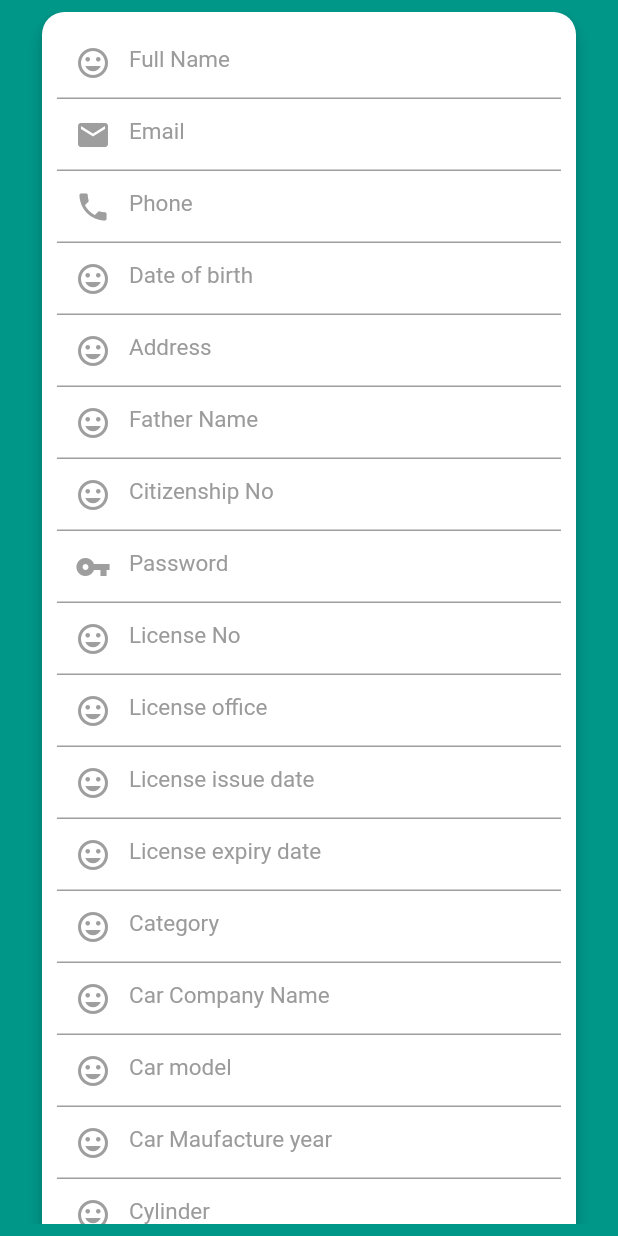
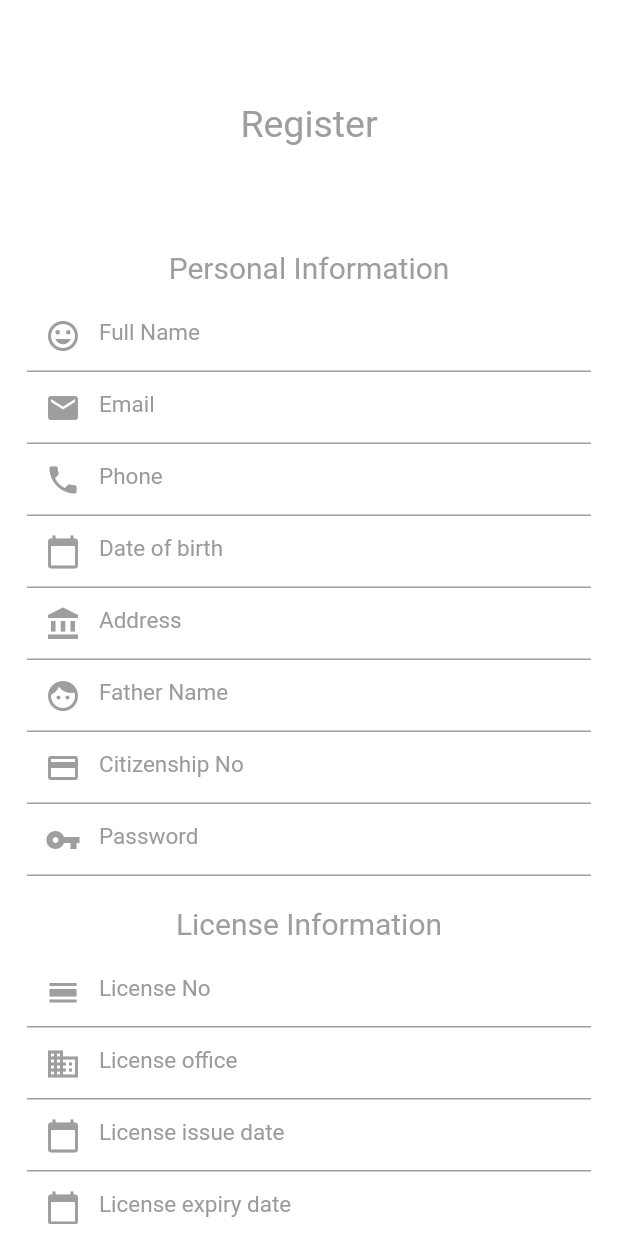
Before and after one commit to anish-ansari/Vehiclify, a Flutter app: the Register widget shown alone on an empty page, opened directly, on a phone screen of 412 x 824 dp. Run offline on Flutter 3.47's test engine with Material 2 defaults, Android fonts, the light colour scheme and no system bars; our stand-ins replace qr_flutter, shared_preferences; accounts and stored records are empty.

Commit message:
register changes

```diff
--- a/frontend/lib/pages/homepage.dart
+++ b/frontend/lib/pages/homepage.dart
@@ -91,10 +91,10 @@ class _HomeState extends State<Home>{
         child: QrImage(
           data: 'License Information\n\n'
               'License No: $licenseno\n\n'
-              'Licnese office: $licenseno\n\n'
+              'Licnese office: $licenseoffice\n\n'
               'Issue Date: $dateofissue\n\n'
               'Expiry Date: $dateofexpiry\n\n'
-              'Category:$category\n\n\n'
+              'Category: $category\n\n\n'
               'Bluebook Information\n\n'
               'Chasis no: $chasisno\n\n'
               'Engine no: $engineno\n\n'
--- a/frontend/lib/pages/profile.dart
+++ b/frontend/lib/pages/profile.dart
@@ -3,6 +3,7 @@ import 'package:flutter/material.dart';
 import 'package:vehiclify/pages/login.dart';
 import 'package:vehiclify/network_utils/api.dart';
 import 'package:shared_preferences/shared_preferences.dart';
+import 'package:vehiclify/pages/welcome.dart';
 class Profile extends StatefulWidget {
   @override
   _ProfileState createState() => _ProfileState();
@@ -369,7 +370,10 @@ class _ProfileState extends State<Profile>{
                 child: RaisedButton(
                   elevation: 10,
                   onPressed: (){
-                    logout();
+//                    logout();
+                    Navigator.pushReplacement(
+                        context,
+                        MaterialPageRoute(builder: (context)=>Welcome()));
                   },
                   color: Colors.grey,
                   shape: RoundedRectangleBorder(borderRadius: BorderRadius.all(Radius.circular(20))),
@@ -392,7 +396,7 @@ class _ProfileState extends State<Profile>{
       localStorage.remove('token');
       Navigator.push(
           context,
-          MaterialPageRoute(builder: (context)=>Login()));
+          MaterialPageRoute(builder: (context)=>Welcome()));
     }
   }
 }
--- a/frontend/lib/pages/register.dart
+++ b/frontend/lib/pages/register.dart
@@ -46,7 +46,7 @@ class _RegisterState extends State<Register> {
   Widget build(BuildContext context) {
     return Material(
       child: Container(
-        color: Colors.teal,
+        color: Colors.white,
         child: Stack(
           children: <Widget>[
             Positioned(
@@ -56,13 +56,12 @@ class _RegisterState extends State<Register> {
                   child: Column(
                     mainAxisAlignment: MainAxisAlignment.center,
                     children: <Widget>[
-                      Card(
-                        elevation: 4.0,
-                        color: Colors.white,
-                        margin: EdgeInsets.only(left: 20, right: 20),
-                        shape: RoundedRectangleBorder(
-                            borderRadius: BorderRadius.circular(15)),
-                        child: Padding(
+                      SizedBox(height: 40.0),
+                      new Padding(padding: const EdgeInsets.all(20.0),
+                        child: new Text('Register',style: TextStyle(fontSize: 25.0,color: Colors.grey),textAlign: TextAlign.center,),),
+                      SizedBox(height: 20.0),
+
+                         Padding(
                           padding: const EdgeInsets.all(10.0),
                           child: Form(
 
@@ -70,6 +69,16 @@ class _RegisterState extends State<Register> {
                             child: Column(
                               mainAxisAlignment: MainAxisAlignment.center,
                               children: <Widget>[
+                                SizedBox(
+                                  height: 20,
+                                ),
+
+                                Center(
+                                  child: Text("Personal Information",style: TextStyle(fontSize: 20, color: Colors.grey,),),
+                                ),
+                                SizedBox(
+                                  height: 10,
+                                ),
                                 TextFormField(
                                   style: TextStyle(color: Color(0xFF000000)),
                                   cursorColor: Color(0xFF9b9b9b),
@@ -147,7 +156,7 @@ class _RegisterState extends State<Register> {
                                   keyboardType: TextInputType.text,
                                   decoration: InputDecoration(
                                     prefixIcon: Icon(
-                                      Icons.insert_emoticon,
+                                      Icons.calendar_today,
                                       color: Colors.grey,
                                     ),
                                     hintText: "Date of birth",
@@ -170,7 +179,7 @@ class _RegisterState extends State<Register> {
                                   keyboardType: TextInputType.text,
                                   decoration: InputDecoration(
                                     prefixIcon: Icon(
-                                      Icons.insert_emoticon,
+                                      Icons.account_balance,
                                       color: Colors.grey,
                                     ),
                                     hintText: "Address",
@@ -193,7 +202,7 @@ class _RegisterState extends State<Register> {
                                   keyboardType: TextInputType.text,
                                   decoration: InputDecoration(
                                     prefixIcon: Icon(
-                                      Icons.insert_emoticon,
+                                      Icons.face,
                                       color: Colors.grey,
                                     ),
                                     hintText: "Father Name",
@@ -216,7 +225,7 @@ class _RegisterState extends State<Register> {
                                   keyboardType: TextInputType.text,
                                   decoration: InputDecoration(
                                     prefixIcon: Icon(
-                                      Icons.insert_emoticon,
+                                      Icons.credit_card,
                                       color: Colors.grey,
                                     ),
                                     hintText: "Citizenship No",
@@ -257,13 +266,24 @@ class _RegisterState extends State<Register> {
                                     return null;
                                   },
                                 ),
+
+                                SizedBox(
+                                  height: 20,
+                                ),
+
+                                Center(
+                                  child: Text("License Information",style: TextStyle(fontSize: 20, color: Colors.grey,),),
+                                ),
+                                SizedBox(
+                                  height: 10,
+                                ),
                                 TextFormField(
                                   style: TextStyle(color: Color(0xFF000000)),
                                   cursorColor: Color(0xFF9b9b9b),
                                   keyboardType: TextInputType.text,
                                   decoration: InputDecoration(
                                     prefixIcon: Icon(
-                                      Icons.insert_emoticon,
+                                      Icons.calendar_view_day,
                                       color: Colors.grey,
                                     ),
                                     hintText: "License No",
@@ -286,7 +306,7 @@ class _RegisterState extends State<Register> {
                                   keyboardType: TextInputType.text,
                                   decoration: InputDecoration(
                                     prefixIcon: Icon(
-                                      Icons.insert_emoticon,
+                                      Icons.business,
                                       color: Colors.grey,
                                     ),
                                     hintText: "License office",
@@ -309,7 +329,7 @@ class _RegisterState extends State<Register> {
                                   keyboardType: TextInputType.text,
                                   decoration: InputDecoration(
                                     prefixIcon: Icon(
-                                      Icons.insert_emoticon,
+                                      Icons.calendar_today,
                                       color: Colors.grey,
                                     ),
                                     hintText: "License issue date",
@@ -332,7 +352,7 @@ class _RegisterState extends State<Register> {
                                   keyboardType: TextInputType.text,
                                   decoration: InputDecoration(
                                     prefixIcon: Icon(
-                                      Icons.insert_emoticon,
+                                      Icons.calendar_today,
                                       color: Colors.grey,
                                     ),
                                     hintText: "License expiry date",
@@ -355,7 +375,7 @@ class _RegisterState extends State<Register> {
                                   keyboardType: TextInputType.text,
                                   decoration: InputDecoration(
                                     prefixIcon: Icon(
-                                      Icons.insert_emoticon,
+                                      Icons.category,
                                       color: Colors.grey,
                                     ),
                                     hintText: "Category",
@@ -372,13 +392,23 @@ class _RegisterState extends State<Register> {
                                     return null;
                                   },
                                 ),
+                                SizedBox(
+                                  height: 20,
+                                ),
+
+                                Center(
+                                  child: Text("Bluebook Information",style: TextStyle(fontSize: 20 ,color: Colors.grey ),),
+                                ),
+                                SizedBox(
+                                  height: 10,
+                                ),
                                 TextFormField(
                                   style: TextStyle(color: Color(0xFF000000)),
                                   cursorColor: Color(0xFF9b9b9b),
                                   keyboardType: TextInputType.text,
                                   decoration: InputDecoration(
                                     prefixIcon: Icon(
-                                      Icons.insert_emoticon,
+                                      Icons.directions_car,
                                       color: Colors.grey,
                                     ),
                                     hintText: "Car Company Name",
@@ -401,7 +431,7 @@ class _RegisterState extends State<Register> {
                                   keyboardType: TextInputType.text,
                                   decoration: InputDecoration(
                                     prefixIcon: Icon(
-                                      Icons.insert_emoticon,
+                                      Icons.local_car_wash,
                                       color: Colors.grey,
                                     ),
                                     hintText: "Car model",
@@ -424,7 +454,7 @@ class _RegisterState extends State<Register> {
                                   keyboardType: TextInputType.text,
                                   decoration: InputDecoration(
                                     prefixIcon: Icon(
-                                      Icons.insert_emoticon,
+                                      Icons.calendar_today,
                                       color: Colors.grey,
                                     ),
                                     hintText: "Car Maufacture year",
@@ -447,7 +477,7 @@ class _RegisterState extends State<Register> {
                                   keyboardType: TextInputType.text,
                                   decoration: InputDecoration(
                                     prefixIcon: Icon(
-                                      Icons.insert_emoticon,
+                                      Icons.dock,
                                       color: Colors.grey,
                                     ),
                                     hintText: "Cylinder",
@@ -470,7 +500,7 @@ class _RegisterState extends State<Register> {
                                   keyboardType: TextInputType.text,
                                   decoration: InputDecoration(
                                     prefixIcon: Icon(
-                                      Icons.insert_emoticon,
+                                      Icons.settings_cell,
                                       color: Colors.grey,
                                     ),
                                     hintText: "CC",
@@ -493,7 +523,7 @@ class _RegisterState extends State<Register> {
                                   keyboardType: TextInputType.text,
                                   decoration: InputDecoration(
                                     prefixIcon: Icon(
-                                      Icons.insert_emoticon,
+                                      Icons.subway,
                                       color: Colors.grey,
                                     ),
                                     hintText: "Chasis No",
@@ -516,7 +546,7 @@ class _RegisterState extends State<Register> {
                                   keyboardType: TextInputType.text,
                                   decoration: InputDecoration(
                                     prefixIcon: Icon(
-                                      Icons.insert_emoticon,
+                                      Icons.settings,
                                       color: Colors.grey,
                                     ),
                                     hintText: "Engine No",
@@ -539,7 +569,7 @@ class _RegisterState extends State<Register> {
                                   keyboardType: TextInputType.text,
                                   decoration: InputDecoration(
                                     prefixIcon: Icon(
-                                      Icons.insert_emoticon,
+                                      Icons.color_lens,
                                       color: Colors.grey,
                                     ),
                                     hintText: "Color",
@@ -562,7 +592,7 @@ class _RegisterState extends State<Register> {
                                   keyboardType: TextInputType.text,
                                   decoration: InputDecoration(
                                     prefixIcon: Icon(
-                                      Icons.insert_emoticon,
+                                      Icons.airline_seat_recline_normal,
                                       color: Colors.grey,
                                     ),
                                     hintText: "Seat Capacity",
@@ -585,7 +615,7 @@ class _RegisterState extends State<Register> {
                                   keyboardType: TextInputType.text,
                                   decoration: InputDecoration(
                                     prefixIcon: Icon(
-                                      Icons.insert_emoticon,
+                                      Icons.local_gas_station,
                                       color: Colors.grey,
                                     ),
                                     hintText: "Fule Type",
@@ -608,7 +638,7 @@ class _RegisterState extends State<Register> {
                                   keyboardType: TextInputType.text,
                                   decoration: InputDecoration(
                                     prefixIcon: Icon(
-                                      Icons.insert_emoticon,
+                                      Icons.people,
                                       color: Colors.grey,
                                     ),
                                     hintText: "Bought from",
@@ -631,7 +661,7 @@ class _RegisterState extends State<Register> {
                                   keyboardType: TextInputType.text,
                                   decoration: InputDecoration(
                                     prefixIcon: Icon(
-                                      Icons.insert_emoticon,
+                                      Icons.directions,
                                       color: Colors.grey,
                                     ),
                                     hintText: "Use",
@@ -654,7 +684,7 @@ class _RegisterState extends State<Register> {
                                   keyboardType: TextInputType.text,
                                   decoration: InputDecoration(
                                     prefixIcon: Icon(
-                                      Icons.insert_emoticon,
+                                      Icons.location_city,
                                       color: Colors.grey,
                                     ),
                                     hintText: "Driving area",
@@ -677,7 +707,7 @@ class _RegisterState extends State<Register> {
                                   keyboardType: TextInputType.text,
                                   decoration: InputDecoration(
                                     prefixIcon: Icon(
-                                      Icons.insert_emoticon,
+                                      Icons.date_range,
                                       color: Colors.grey,
                                     ),
                                     hintText: "Renewed Date",
@@ -711,8 +741,8 @@ class _RegisterState extends State<Register> {
                                         ),
                                       ),
                                     ),
-                                    color: Colors.teal,
-                                    disabledColor: Colors.grey,
+                                    color: Colors.grey,
+                                    disabledColor: Colors.blueGrey,
                                     shape: new RoundedRectangleBorder(
                                         borderRadius:
                                         new BorderRadius.circular(20.0)),
@@ -727,10 +757,10 @@ class _RegisterState extends State<Register> {
                             ),
                           ),
                         ),
-                      ),
+
 
                       Padding(
-                        padding: const EdgeInsets.only(top: 20),
+                        padding: const EdgeInsets.only(top: 20 , bottom: 20),
                         child: InkWell(
                           onTap: () {
                             Navigator.push(
@@ -741,7 +771,7 @@ class _RegisterState extends State<Register> {
                           child: Text(
                             'Already Have an Account',
                             style: TextStyle(
-                              color: Colors.white,
+                              color: Colors.grey,
                               fontSize: 15.0,
                               decoration: TextDecoration.none,
                               fontWeight: FontWeight.normal,
--- a/frontend/lib/pages/welcome.dart
+++ b/frontend/lib/pages/welcome.dart
@@ -17,18 +17,19 @@ class _WelcomeState extends State<Welcome> {
 //        title: Text('Sign in/up'),
 //        backgroundColor: Colors.brown[400],
 //      ),
-      backgroundColor: Colors.white70,
+      backgroundColor: Colors.white,
       body: Column(
         mainAxisAlignment:MainAxisAlignment.center ,
         crossAxisAlignment: CrossAxisAlignment.stretch,
         children: <Widget>[
           Padding(
             padding: const EdgeInsets.all(0.0),
-            child: Image.asset("assets/images/phone.png"),
+            child: Image.asset("assets/images/phone.png",height: MediaQuery.of(context).size.height * 0.5,
+        ),
           ),
-          new Padding(padding: const EdgeInsets.all(20.0),
+          new Padding(padding: const EdgeInsets.only(top: 30,bottom: 30),
             child: new Text('Vehiclify',style: TextStyle(fontSize: 25,color: Colors.grey),textAlign: TextAlign.center,),),
-          SizedBox(height: 20.0),
+          SizedBox(height: 30.0),
 
           SizedBox(
             height: 50.0,
```
